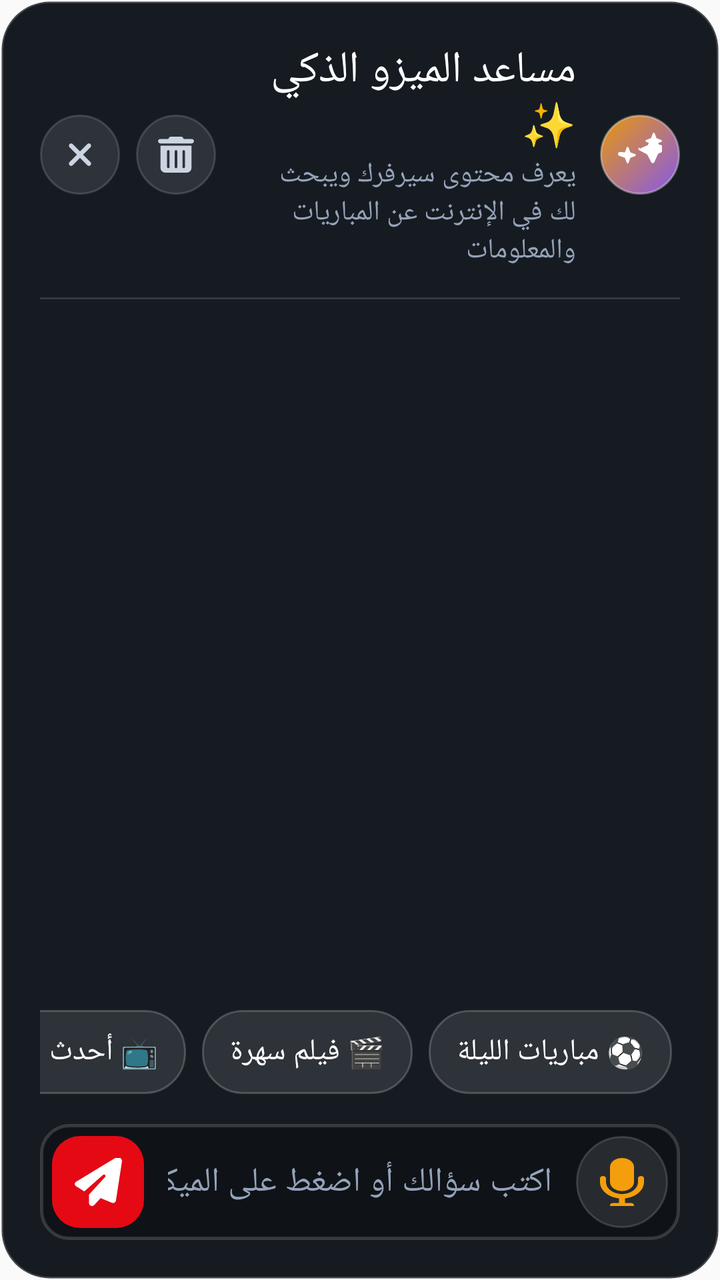
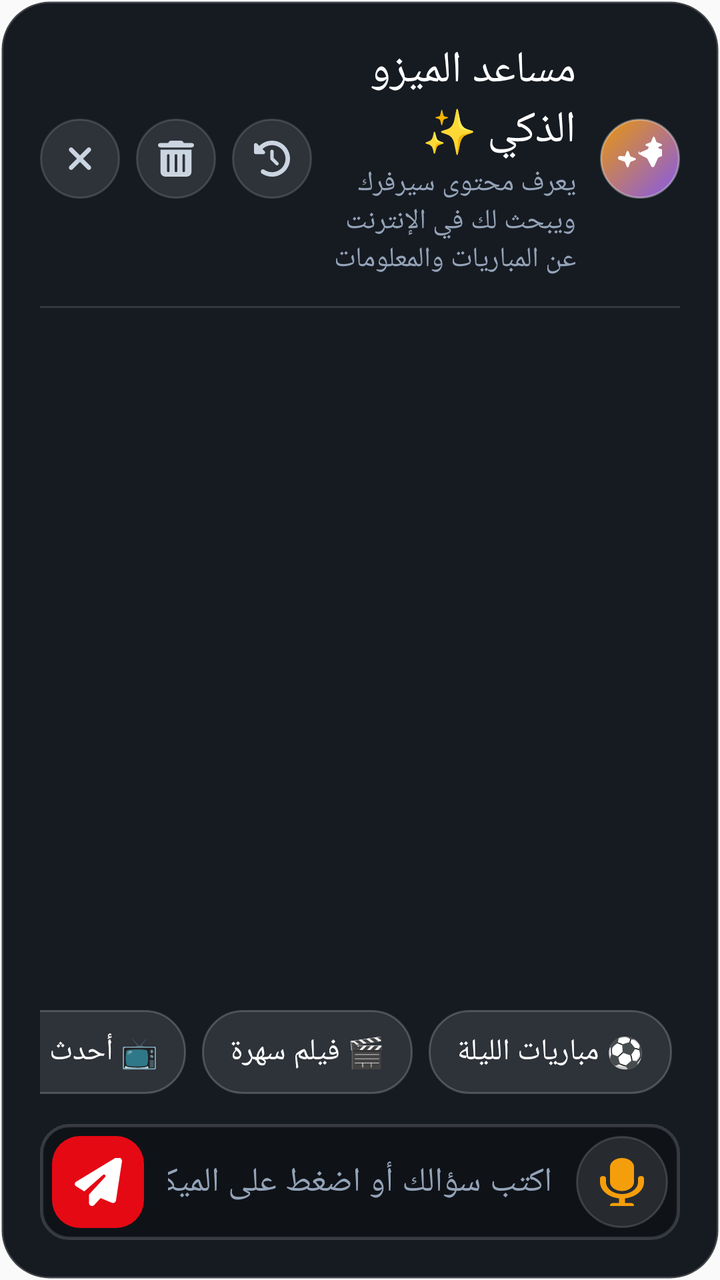

Compare the two renders of this Android layout. The source of the first and the diff that turns it into the second are given below.
<!-- AndroidManifest.xml: application theme AppTheme -->
<!-- res/layout/nat_dialog_ai_assistant.xml -->
<?xml version="1.0" encoding="utf-8"?>
<LinearLayout xmlns:android="http://schemas.android.com/apk/res/android"
    xmlns:app="http://schemas.android.com/apk/res-auto"
    android:layout_width="match_parent"
    android:layout_height="match_parent"
    android:layout_gravity="center"
    android:layout_margin="20dp"
    android:background="@drawable/nat_bg_dialog_card"
    android:layoutDirection="rtl"
    android:orientation="vertical"
    android:padding="20dp">

    
    <LinearLayout
        android:layout_width="match_parent"
        android:layout_height="wrap_content"
        android:gravity="center_vertical"
        android:orientation="horizontal">

        <ImageView
            android:layout_width="40dp"
            android:layout_height="40dp"
            android:layout_marginEnd="12dp"
            android:background="@drawable/nat_btn_ai"
            android:padding="9dp"
            android:src="@drawable/fa_sparkles"
            app:tint="#FFFFFFFF" />

        <LinearLayout
            android:layout_width="0dp"
            android:layout_height="wrap_content"
            android:layout_weight="1"
            android:orientation="vertical">

            <TextView
                style="@style/NatText.ExtraBold"
                android:layout_width="wrap_content"
                android:layout_height="wrap_content"
                android:text="مساعد الميزو الذكي ✨"
                android:textSize="22sp" />

            <TextView
                style="@style/NatText"
                android:layout_width="wrap_content"
                android:layout_height="wrap_content"
                android:layout_marginTop="2dp"
                android:text="يعرف محتوى سيرفرك ويبحث لك في الإنترنت عن المباريات والمعلومات"
                android:textColor="@color/nat_muted"
                android:textSize="14sp" />
        </LinearLayout>

        <ImageButton
            android:id="@+id/ai_btn_clear"
            android:layout_width="40dp"
            android:layout_height="40dp"
            android:layout_marginEnd="8dp"
            android:background="@drawable/nat_btn_social"
            android:contentDescription="مسح المحادثة"
            android:focusable="true"
            android:padding="11dp"
            android:scaleType="fitCenter"
            android:src="@drawable/fa_trash"
            app:tint="@color/nat_soft" />

        <ImageButton
            android:id="@+id/ai_btn_close"
            android:layout_width="40dp"
            android:layout_height="40dp"
            android:background="@drawable/nat_btn_social"
            android:contentDescription="إغلاق"
            android:focusable="true"
            android:padding="11dp"
            android:scaleType="fitCenter"
            android:src="@drawable/fa_xmark"
            app:tint="@color/nat_soft" />
    </LinearLayout>

    <View
        android:layout_width="match_parent"
        android:layout_height="1dp"
        android:layout_marginTop="14dp"
        android:layout_marginBottom="12dp"
        android:background="#22FFFFFF" />

    
    <androidx.recyclerview.widget.RecyclerView
        android:id="@+id/ai_chat_list"
        android:layout_width="match_parent"
        android:layout_height="0dp"
        android:layout_weight="1"
        android:clipToPadding="false"
        android:paddingTop="6dp"
        android:paddingBottom="6dp" />

    
    <HorizontalScrollView
        android:layout_width="match_parent"
        android:layout_height="wrap_content"
        android:layout_marginTop="10dp"
        android:layout_marginBottom="10dp"
        android:scrollbars="none">

        <LinearLayout
            android:layout_width="wrap_content"
            android:layout_height="wrap_content"
            android:orientation="horizontal"
            android:paddingStart="4dp"
            android:paddingTop="5dp"
            android:paddingEnd="4dp"
            android:paddingBottom="5dp">

            <TextView
                android:id="@+id/chip_matches"
                style="@style/NatText.Bold"
                android:layout_width="wrap_content"
                android:layout_height="42dp"
                android:layout_marginEnd="8dp"
                android:background="@drawable/nat_bg_ai_chip"
                android:clickable="true"
                android:focusable="true"
                android:gravity="center"
                android:paddingStart="14dp"
                android:paddingEnd="14dp"
                android:text="⚽ مباريات الليلة"
                android:textColor="#FFFFFFFF"
                android:textSize="15sp" />

            <TextView
                android:id="@+id/chip_movie"
                style="@style/NatText.Bold"
                android:layout_width="wrap_content"
                android:layout_height="42dp"
                android:layout_marginEnd="8dp"
                android:background="@drawable/nat_bg_ai_chip"
                android:clickable="true"
                android:focusable="true"
                android:gravity="center"
                android:paddingStart="14dp"
                android:paddingEnd="14dp"
                android:text="🎬 فيلم سهرة"
                android:textColor="#FFFFFFFF"
                android:textSize="15sp" />

            <TextView
                android:id="@+id/chip_series"
                style="@style/NatText.Bold"
                android:layout_width="wrap_content"
                android:layout_height="42dp"
                android:layout_marginEnd="8dp"
                android:background="@drawable/nat_bg_ai_chip"
                android:clickable="true"
                android:focusable="true"
                android:gravity="center"
                android:paddingStart="14dp"
                android:paddingEnd="14dp"
                android:text="📺 أحدث المسلسلات"
                android:textColor="#FFFFFFFF"
                android:textSize="15sp" />

            <TextView
                android:id="@+id/chip_sports"
                style="@style/NatText.Bold"
                android:layout_width="wrap_content"
                android:layout_height="42dp"
                android:background="@drawable/nat_bg_ai_chip"
                android:clickable="true"
                android:focusable="true"
                android:gravity="center"
                android:paddingStart="14dp"
                android:paddingEnd="14dp"
                android:text="🏆 القنوات الرياضية"
                android:textColor="#FFFFFFFF"
                android:textSize="15sp" />
        </LinearLayout>
    </HorizontalScrollView>

    
    <LinearLayout
        android:layout_width="match_parent"
        android:layout_height="58dp"
        android:background="@drawable/nat_bg_input"
        android:gravity="center_vertical"
        android:orientation="horizontal"
        android:paddingStart="6dp"
        android:paddingEnd="6dp">

        <ImageButton
            android:id="@+id/ai_btn_mic"
            android:layout_width="46dp"
            android:layout_height="46dp"
            android:background="@drawable/nat_btn_social"
            android:contentDescription="تحدث بالصوت"
            android:focusable="true"
            android:padding="11dp"
            android:scaleType="fitCenter"
            android:src="@drawable/fa_microphone"
            app:tint="@color/nat_gold" />

        <EditText
            android:id="@+id/ai_input_text"
            style="@style/NatText"
            android:layout_width="0dp"
            android:layout_height="match_parent"
            android:layout_weight="1"
            android:background="@null"
            android:hint="اكتب سؤالك أو اضغط على الميكروفون للتحدث..."
            android:imeOptions="actionSend"
            android:inputType="text"
            android:paddingStart="12dp"
            android:paddingEnd="12dp"
            android:textColor="#FFFFFFFF"
            android:textColorHint="@color/nat_muted"
            android:textSize="17sp" />

        <ImageButton
            android:id="@+id/ai_btn_send"
            android:layout_width="46dp"
            android:layout_height="46dp"
            android:background="@drawable/nat_btn_watch"
            android:contentDescription="إرسال"
            android:focusable="true"
            android:padding="11dp"
            android:scaleType="fitCenter"
            android:src="@drawable/fa_paper_plane"
            app:tint="#FFFFFFFF" />
    </LinearLayout>
</LinearLayout>
<!-- resources referenced by this layout -->
<resources>
  <color name="nat_gold">#FFF59E0B</color>
  <color name="nat_muted">#FF94A3B8</color>
  <color name="nat_soft">#FFCBD5E1</color>
  <!-- drawable nat_bg_dialog_card (drawable) -->
  <?xml version="1.0" encoding="utf-8"?>
  <shape xmlns:android="http://schemas.android.com/apk/res/android"
      android:shape="rectangle">
      <solid android:color="#FF161B22" />
      <corners android:radius="24dp" />
      <stroke android:width="1.5dp" android:color="#2EFFFFFF" />
  </shape>
  <style name="NatText">
          <item name="android:textColor">@color/nat_white</item>
          <item name="android:fontFamily">@font/tajawal_bold</item>
          <item name="fontFamily">@font/tajawal_bold</item>
          <item name="android:includeFontPadding">false</item>
      </style>
  <style name="NatText.Bold">
          <item name="android:textColor">@color/nat_white</item>
          <item name="android:fontFamily">@font/tajawal_bold</item>
          <item name="fontFamily">@font/tajawal_bold</item>
      </style>
  <style name="NatText.ExtraBold">
          <item name="android:fontFamily">@font/tajawal_extrabold</item>
          <item name="fontFamily">@font/tajawal_extrabold</item>
      </style>
  <style name="AppTheme" parent="Theme.AppCompat.Light.DarkActionBar">
          
          <item name="colorPrimary">@color/colorPrimary</item>
          <item name="colorPrimaryDark">@color/colorPrimaryDark</item>
          <item name="colorAccent">@color/colorAccent</item>
      </style>
  <color name="nat_white">#FFFFFFFF</color>
  <color name="colorPrimary">#2e7d32</color>
  <color name="colorPrimaryDark">#0a0d12</color>
  <color name="colorAccent">#4caf50</color>
  <!-- unchanged entries left out for length: 10 -->
</resources>

<!-- the commit's change to res/layout/nat_dialog_ai_assistant.xml (unified diff, before → after) -->
@@ -1,227 +1,329 @@
 <?xml version="1.0" encoding="utf-8"?>
-<LinearLayout xmlns:android="http://schemas.android.com/apk/res/android"
+<FrameLayout xmlns:android="http://schemas.android.com/apk/res/android"
     xmlns:app="http://schemas.android.com/apk/res-auto"
     android:layout_width="match_parent"
     android:layout_height="match_parent"
     android:layout_gravity="center"
-    android:layout_margin="20dp"
+    android:layout_margin="16dp"
     android:background="@drawable/nat_bg_dialog_card"
-    android:layoutDirection="rtl"
-    android:orientation="vertical"
-    android:padding="20dp">
+    android:layoutDirection="rtl">
 
     
     <LinearLayout
         android:layout_width="match_parent"
-        android:layout_height="wrap_content"
-        android:gravity="center_vertical"
-        android:orientation="horizontal">
-
-        <ImageView
-            android:layout_width="40dp"
-            android:layout_height="40dp"
-            android:layout_marginEnd="12dp"
-            android:background="@drawable/nat_btn_ai"
-            android:padding="9dp"
-            android:src="@drawable/fa_sparkles"
-            app:tint="#FFFFFFFF" />
-
+        android:layout_height="match_parent"
+        android:orientation="vertical"
+        android:padding="20dp">
+
+        
         <LinearLayout
-            android:layout_width="0dp"
+            android:layout_width="match_parent"
             android:layout_height="wrap_content"
+            android:gravity="center_vertical"
+            android:orientation="horizontal">
+
+            <ImageView
+                android:layout_width="40dp"
+                android:layout_height="40dp"
+                android:layout_marginEnd="12dp"
+                android:background="@drawable/nat_btn_ai"
+                android:padding="9dp"
+                android:src="@drawable/fa_sparkles"
+                app:tint="#FFFFFFFF" />
+
+            <LinearLayout
+                android:layout_width="0dp"
+                android:layout_height="wrap_content"
+                android:layout_weight="1"
+                android:orientation="vertical">
+
+                <TextView
+                    style="@style/NatText.ExtraBold"
+                    android:layout_width="wrap_content"
+                    android:layout_height="wrap_content"
+                    android:text="مساعد الميزو الذكي ✨"
+                    android:textSize="22sp" />
+
+                <TextView
+                    style="@style/NatText"
+                    android:layout_width="wrap_content"
+                    android:layout_height="wrap_content"
+                    android:layout_marginTop="2dp"
+                    android:text="يعرف محتوى سيرفرك ويبحث لك في الإنترنت عن المباريات والمعلومات"
+                    android:textColor="@color/nat_muted"
+                    android:textSize="14sp" />
+            </LinearLayout>
+
+            <ImageButton
+                android:id="@+id/ai_btn_history"
+                android:layout_width="40dp"
+                android:layout_height="40dp"
+                android:layout_marginEnd="8dp"
+                android:background="@drawable/nat_btn_social"
+                android:contentDescription="سجل المحادثات"
+                android:focusable="true"
+                android:padding="11dp"
+                android:scaleType="fitCenter"
+                android:src="@drawable/fa_clock_rotate_left"
+                app:tint="@color/nat_soft" />
+
+            <ImageButton
+                android:id="@+id/ai_btn_clear"
+                android:layout_width="40dp"
+                android:layout_height="40dp"
+                android:layout_marginEnd="8dp"
+                android:background="@drawable/nat_btn_social"
+                android:contentDescription="مسح المحادثة"
+                android:focusable="true"
+                android:padding="11dp"
+                android:scaleType="fitCenter"
+                android:src="@drawable/fa_trash"
+                app:tint="@color/nat_soft" />
+
+            <ImageButton
+                android:id="@+id/ai_btn_close"
+                android:layout_width="40dp"
+                android:layout_height="40dp"
+                android:background="@drawable/nat_btn_social"
+                android:contentDescription="إغلاق"
+                android:focusable="true"
+                android:padding="11dp"
+                android:scaleType="fitCenter"
+                android:src="@drawable/fa_xmark"
+                app:tint="@color/nat_soft" />
+        </LinearLayout>
+
+        <View
+            android:layout_width="match_parent"
+            android:layout_height="1dp"
+            android:layout_marginTop="14dp"
+            android:layout_marginBottom="12dp"
+            android:background="#22FFFFFF" />
+
+        
+        <androidx.recyclerview.widget.RecyclerView
+            android:id="@+id/ai_chat_list"
+            android:layout_width="match_parent"
+            android:layout_height="0dp"
             android:layout_weight="1"
-            android:orientation="vertical">
-
-            <TextView
-                style="@style/NatText.ExtraBold"
+            android:clipToPadding="false"
+            android:paddingTop="6dp"
+            android:paddingBottom="6dp" />
+
+        
+        <HorizontalScrollView
+            android:layout_width="match_parent"
+            android:layout_height="wrap_content"
+            android:layout_marginTop="10dp"
+            android:layout_marginBottom="10dp"
+            android:scrollbars="none">
+
+            <LinearLayout
                 android:layout_width="wrap_content"
                 android:layout_height="wrap_content"
-                android:text="مساعد الميزو الذكي ✨"
-                android:textSize="22sp" />
+                android:orientation="horizontal"
+                android:paddingStart="4dp"
+                android:paddingTop="5dp"
+                android:paddingEnd="4dp"
+                android:paddingBottom="5dp">
+
+                <TextView
+                    android:id="@+id/chip_matches"
+                    style="@style/NatText.Bold"
+                    android:layout_width="wrap_content"
+                    android:layout_height="42dp"
+                    android:layout_marginEnd="8dp"
+                    android:background="@drawable/nat_bg_ai_chip"
+                    android:clickable="true"
+                    android:focusable="true"
+                    android:gravity="center"
+                    android:paddingStart="14dp"
+                    android:paddingEnd="14dp"
+                    android:text="⚽ مباريات الليلة"
+                    android:textColor="#FFFFFFFF"
+                    android:textSize="15sp" />
+
+                <TextView
+                    android:id="@+id/chip_movie"
+                    style="@style/NatText.Bold"
+                    android:layout_width="wrap_content"
+                    android:layout_height="42dp"
+                    android:layout_marginEnd="8dp"
+                    android:background="@drawable/nat_bg_ai_chip"
+                    android:clickable="true"
+                    android:focusable="true"
+                    android:gravity="center"
+                    android:paddingStart="14dp"
+                    android:paddingEnd="14dp"
+                    android:text="🎬 فيلم سهرة"
+                    android:textColor="#FFFFFFFF"
+                    android:textSize="15sp" />
+
+                <TextView
+                    android:id="@+id/chip_series"
+                    style="@style/NatText.Bold"
+                    android:layout_width="wrap_content"
+                    android:layout_height="42dp"
+                    android:layout_marginEnd="8dp"
+                    android:background="@drawable/nat_bg_ai_chip"
+                    android:clickable="true"
+                    android:focusable="true"
+                    android:gravity="center"
+                    android:paddingStart="14dp"
+                    android:paddingEnd="14dp"
+                    android:text="📺 أحدث المسلسلات"
+                    android:textColor="#FFFFFFFF"
+                    android:textSize="15sp" />
+
+                <TextView
+                    android:id="@+id/chip_sports"
+                    style="@style/NatText.Bold"
+                    android:layout_width="wrap_content"
+                    android:layout_height="42dp"
+                    android:background="@drawable/nat_bg_ai_chip"
+                    android:clickable="true"
+                    android:focusable="true"
+                    android:gravity="center"
+                    android:paddingStart="14dp"
+                    android:paddingEnd="14dp"
+                    android:text="🏆 القنوات الرياضية"
+                    android:textColor="#FFFFFFFF"
+                    android:textSize="15sp" />
+            </LinearLayout>
+        </HorizontalScrollView>
+
+        
+        <LinearLayout
+            android:layout_width="match_parent"
+            android:layout_height="58dp"
+            android:background="@drawable/nat_bg_input"
+            android:gravity="center_vertical"
+            android:orientation="horizontal"
+            android:paddingStart="6dp"
+            android:paddingEnd="6dp">
+
+            <ImageButton
+                android:id="@+id/ai_btn_mic"
+                android:layout_width="46dp"
+                android:layout_height="46dp"
+                android:background="@drawable/nat_btn_social"
+                android:contentDescription="تحدث بالصوت"
+                android:focusable="true"
+                android:padding="11dp"
+                android:scaleType="fitCenter"
+                android:src="@drawable/fa_microphone"
+                app:tint="@color/nat_gold" />
+
+            <EditText
+                android:id="@+id/ai_input_text"
+                style="@style/NatText"
+                android:layout_width="0dp"
+                android:layout_height="match_parent"
+                android:layout_weight="1"
+                android:background="@null"
+                android:hint="اكتب سؤالك أو اضغط على الميكروفون للتحدث..."
+                android:imeActionLabel="إرسال"
+                android:imeOptions="actionSend"
+                android:inputType="text"
+                android:paddingStart="12dp"
+                android:paddingEnd="12dp"
+                android:textColor="#FFFFFFFF"
+                android:textColorHint="@color/nat_muted"
+                android:textSize="17sp" />
+
+            <ImageButton
+                android:id="@+id/ai_btn_send"
+                android:layout_width="46dp"
+                android:layout_height="46dp"
+                android:background="@drawable/nat_btn_watch"
+                android:contentDescription="إرسال"
+                android:focusable="true"
+                android:padding="11dp"
+                android:scaleType="fitCenter"
+                android:src="@drawable/fa_paper_plane"
+                app:tint="#FFFFFFFF" />
+        </LinearLayout>
+    </LinearLayout>
+
+    
+    <LinearLayout
+        android:id="@+id/ai_history_drawer"
+        android:layout_width="320dp"
+        android:layout_height="match_parent"
+        android:layout_gravity="start|top"
+        android:background="@drawable/nat_bg_dialog_card"
+        android:elevation="14dp"
+        android:orientation="vertical"
+        android:padding="18dp"
+        android:visibility="gone">
+
+        
+        <LinearLayout
+            android:layout_width="match_parent"
+            android:layout_height="wrap_content"
+            android:gravity="center_vertical"
+            android:orientation="horizontal">
+
+            <ImageView
+                android:layout_width="22dp"
+                android:layout_height="22dp"
+                android:layout_marginEnd="8dp"
+                android:src="@drawable/fa_clock_rotate_left"
+                app:tint="#FFF8FAFC" />
 
             <TextView
-                style="@style/NatText"
-                android:layout_width="wrap_content"
+                style="@style/NatText.Bold"
+                android:layout_width="0dp"
                 android:layout_height="wrap_content"
-                android:layout_marginTop="2dp"
-                android:text="يعرف محتوى سيرفرك ويبحث لك في الإنترنت عن المباريات والمعلومات"
-                android:textColor="@color/nat_muted"
-                android:textSize="14sp" />
-        </LinearLayout>
-
-        <ImageButton
-            android:id="@+id/ai_btn_clear"
-            android:layout_width="40dp"
-            android:layout_height="40dp"
-            android:layout_marginEnd="8dp"
-            android:background="@drawable/nat_btn_social"
-            android:contentDescription="مسح المحادثة"
-            android:focusable="true"
-            android:padding="11dp"
-            android:scaleType="fitCenter"
-            android:src="@drawable/fa_trash"
-            app:tint="@color/nat_soft" />
-
-        <ImageButton
-            android:id="@+id/ai_btn_close"
-            android:layout_width="40dp"
-            android:layout_height="40dp"
-            android:background="@drawable/nat_btn_social"
-            android:contentDescription="إغلاق"
-            android:focusable="true"
-            android:padding="11dp"
-            android:scaleType="fitCenter"
-            android:src="@drawable/fa_xmark"
-            app:tint="@color/nat_soft" />
-    </LinearLayout>
-
-    <View
-        android:layout_width="match_parent"
-        android:layout_height="1dp"
-        android:layout_marginTop="14dp"
-        android:layout_marginBottom="12dp"
-        android:background="#22FFFFFF" />
-
-    
-    <androidx.recyclerview.widget.RecyclerView
-        android:id="@+id/ai_chat_list"
-        android:layout_width="match_parent"
-        android:layout_height="0dp"
-        android:layout_weight="1"
-        android:clipToPadding="false"
-        android:paddingTop="6dp"
-        android:paddingBottom="6dp" />
-
-    
-    <HorizontalScrollView
-        android:layout_width="match_parent"
-        android:layout_height="wrap_content"
-        android:layout_marginTop="10dp"
-        android:layout_marginBottom="10dp"
-        android:scrollbars="none">
-
-        <LinearLayout
-            android:layout_width="wrap_content"
-            android:layout_height="wrap_content"
-            android:orientation="horizontal"
-            android:paddingStart="4dp"
-            android:paddingTop="5dp"
-            android:paddingEnd="4dp"
-            android:paddingBottom="5dp">
+                android:layout_weight="1"
+                android:text="سجل المحادثات"
+                android:textColor="#FFF8FAFC"
+                android:textSize="16sp" />
 
             <TextView
-                android:id="@+id/chip_matches"
+                android:id="@+id/ai_btn_new_chat"
                 style="@style/NatText.Bold"
                 android:layout_width="wrap_content"
-                android:layout_height="42dp"
-                android:layout_marginEnd="8dp"
-                android:background="@drawable/nat_bg_ai_chip"
+                android:layout_height="32dp"
+                android:background="@drawable/nat_btn_new_chat"
                 android:clickable="true"
                 android:focusable="true"
                 android:gravity="center"
                 android:paddingStart="14dp"
                 android:paddingEnd="14dp"
-                android:text="⚽ مباريات الليلة"
-                android:textColor="#FFFFFFFF"
-                android:textSize="15sp" />
-
-            <TextView
-                android:id="@+id/chip_movie"
-                style="@style/NatText.Bold"
-                android:layout_width="wrap_content"
-                android:layout_height="42dp"
-                android:layout_marginEnd="8dp"
-                android:background="@drawable/nat_bg_ai_chip"
-                android:clickable="true"
-                android:focusable="true"
-                android:gravity="center"
-                android:paddingStart="14dp"
-                android:paddingEnd="14dp"
-                android:text="🎬 فيلم سهرة"
-                android:textColor="#FFFFFFFF"
-                android:textSize="15sp" />
-
-            <TextView
-                android:id="@+id/chip_series"
-                style="@style/NatText.Bold"
-                android:layout_width="wrap_content"
-                android:layout_height="42dp"
-                android:layout_marginEnd="8dp"
-                android:background="@drawable/nat_bg_ai_chip"
-                android:clickable="true"
-                android:focusable="true"
-                android:gravity="center"
-                android:paddingStart="14dp"
-                android:paddingEnd="14dp"
-                android:text="📺 أحدث المسلسلات"
-                android:textColor="#FFFFFFFF"
-                android:textSize="15sp" />
-
-            <TextView
-                android:id="@+id/chip_sports"
-                style="@style/NatText.Bold"
-                android:layout_width="wrap_content"
-                android:layout_height="42dp"
-                android:background="@drawable/nat_bg_ai_chip"
-                android:clickable="true"
-                android:focusable="true"
-                android:gravity="center"
-                android:paddingStart="14dp"
-                android:paddingEnd="14dp"
-                android:text="🏆 القنوات الرياضية"
-                android:textColor="#FFFFFFFF"
-                android:textSize="15sp" />
+                android:text="+ جديدة"
+                android:textColor="#FF000000"
+                android:textSize="13sp" />
         </LinearLayout>
-    </HorizontalScrollView>
-
-    
-    <LinearLayout
-        android:layout_width="match_parent"
-        android:layout_height="58dp"
-        android:background="@drawable/nat_bg_input"
-        android:gravity="center_vertical"
-        android:orientation="horizontal"
-        android:paddingStart="6dp"
-        android:paddingEnd="6dp">
-
-        <ImageButton
-            android:id="@+id/ai_btn_mic"
-            android:layout_width="46dp"
-            android:layout_height="46dp"
-            android:background="@drawable/nat_btn_social"
-            android:contentDescription="تحدث بالصوت"
-            android:focusable="true"
-            android:padding="11dp"
-            android:scaleType="fitCenter"
-            android:src="@drawable/fa_microphone"
-            app:tint="@color/nat_gold" />
-
-        <EditText
-            android:id="@+id/ai_input_text"
+
+        <View
+            android:layout_width="match_parent"
+            android:layout_height="1dp"
+            android:layout_marginTop="14dp"
+            android:layout_marginBottom="12dp"
+            android:background="#22FFFFFF" />
+
+        
+        <TextView
+            android:id="@+id/ai_history_empty"
             style="@style/NatText"
-            android:layout_width="0dp"
-            android:layout_height="match_parent"
+            android:layout_width="match_parent"
+            android:layout_height="wrap_content"
+            android:layout_marginTop="32dp"
+            android:gravity="center"
+            android:text="لا توجد محادثات سابقة محفوظة"
+            android:textColor="@color/nat_muted"
+            android:textSize="14sp"
+            android:visibility="gone" />
+
+        
+        <androidx.recyclerview.widget.RecyclerView
+            android:id="@+id/ai_history_list"
+            android:layout_width="match_parent"
+            android:layout_height="0dp"
             android:layout_weight="1"
-            android:background="@null"
-            android:hint="اكتب سؤالك أو اضغط على الميكروفون للتحدث..."
-            android:imeOptions="actionSend"
-            android:inputType="text"
-            android:paddingStart="12dp"
-            android:paddingEnd="12dp"
-            android:textColor="#FFFFFFFF"
-            android:textColorHint="@color/nat_muted"
-            android:textSize="17sp" />
-
-        <ImageButton
-            android:id="@+id/ai_btn_send"
-            android:layout_width="46dp"
-            android:layout_height="46dp"
-            android:background="@drawable/nat_btn_watch"
-            android:contentDescription="إرسال"
-            android:focusable="true"
-            android:padding="11dp"
-            android:scaleType="fitCenter"
-            android:src="@drawable/fa_paper_plane"
-            app:tint="#FFFFFFFF" />
+            android:clipToPadding="false"
+            android:paddingTop="4dp"
+            android:paddingBottom="8dp" />
     </LinearLayout>
-</LinearLayout>
+</FrameLayout>
<!-- resource entries referenced after the edit -->
@@ -3,6 +3,16 @@
   <color name="nat_gold">#FFF59E0B</color>
   <color name="nat_muted">#FF94A3B8</color>
   <color name="nat_soft">#FFCBD5E1</color>
+  <!-- drawable fa_clock_rotate_left (drawable) -->
+  <?xml version="1.0" encoding="utf-8"?>
+  <vector xmlns:android="http://schemas.android.com/apk/res/android"
+      android:width="24.00dp"
+      android:height="24dp"
+      android:viewportWidth="512"
+      android:viewportHeight="512"
+      android:autoMirrored="false">
+      <path android:fillColor="#FFFFFFFF" android:pathData="M75 75L41 41C25.9 25.9 0 36.6 0 57.9V168c0 13.3 10.7 24 24 24H134.1c21.4 0 32.1-25.9 17-41l-30.8-30.8C155 85.5 203 64 256 64c106 0 192 86 192 192s-86 192-192 192c-40.8 0-78.6-12.7-109.7-34.4c-14.5-10.1-34.4-6.6-44.6 7.9s-6.6 34.4 7.9 44.6C151.2 495 201.7 512 256 512c141.4 0 256-114.6 256-256S397.4 0 256 0C185.3 0 121.3 28.7 75 75zm181 53c-13.3 0-24 10.7-24 24V256c0 6.4 2.5 12.5 7 17l72 72c9.4 9.4 24.6 9.4 33.9 0s9.4-24.6 0-33.9l-65-65V152c0-13.3-10.7-24-24-24z"/>
+  </vector>
   <!-- drawable nat_bg_dialog_card (drawable) -->
   <?xml version="1.0" encoding="utf-8"?>
   <shape xmlns:android="http://schemas.android.com/apk/res/android"
@@ -11,6 +21,40 @@
       <corners android:radius="24dp" />
       <stroke android:width="1.5dp" android:color="#2EFFFFFF" />
   </shape>
+  <!-- drawable nat_btn_new_chat (drawable) -->
+  <?xml version="1.0" encoding="utf-8"?>
+  <selector xmlns:android="http://schemas.android.com/apk/res/android">
+      <item android:state_pressed="true">
+          <shape android:shape="rectangle">
+              <corners android:radius="20dp" />
+              <gradient
+                  android:angle="45"
+                  android:endColor="#B45309"
+                  android:startColor="#D97706" />
+          </shape>
+      </item>
+      <item android:state_focused="true">
+          <shape android:shape="rectangle">
+              <corners android:radius="20dp" />
+              <gradient
+                  android:angle="45"
+                  android:endColor="#D97706"
+                  android:startColor="#F59E0B" />
+              <stroke
+                  android:width="2dp"
+                  android:color="#FFFFFFFF" />
+          </shape>
+      </item>
+      <item>
+          <shape android:shape="rectangle">
+              <corners android:radius="20dp" />
+              <gradient
+                  android:angle="45"
+                  android:endColor="#D97706"
+                  android:startColor="#F59E0B" />
+          </shape>
+      </item>
+  </selector>
   <style name="NatText">
           <item name="android:textColor">@color/nat_white</item>
           <item name="android:fontFamily">@font/tajawal_bold</item>
